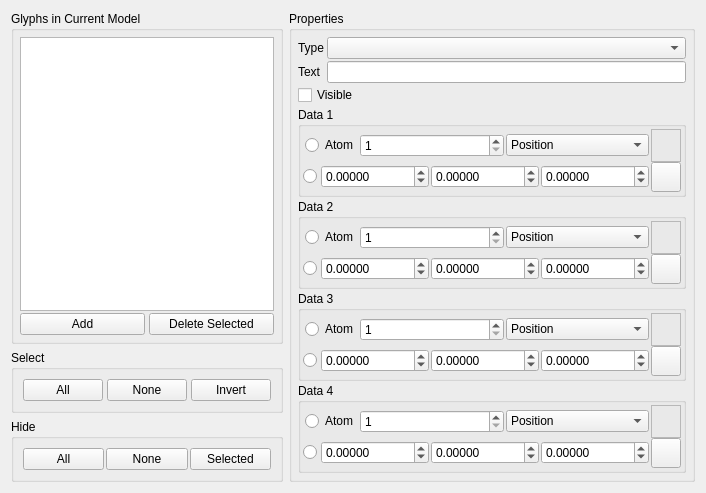
Qt form src/gui/glyphs.ui (trisyoungs/aten) before a commit.
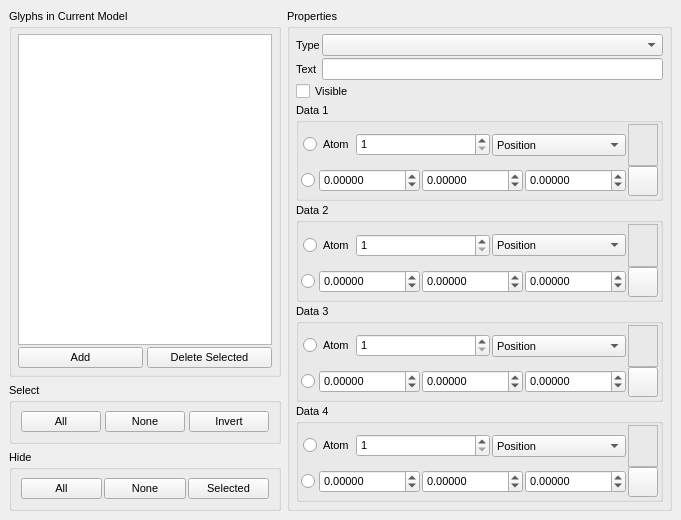
The same form after that commit. Icons and pictures are not drawn. Custom widgets are drawn as their Qt base class.

Diff of the .ui file:
```diff
--- a/src/gui/glyphs.ui
+++ b/src/gui/glyphs.ui
@@ -1,24 +1,32 @@
-<ui version="4.0" >
- <class>GlyphsDialog</class>
- <widget class="QDialog" name="GlyphsDialog" >
-  <property name="geometry" >
+<ui version="4.0">
+ <class>GlyphsWidget</class>
+ <widget class="QDockWidget" name="GlyphsWidget">
+  <property name="geometry">
    <rect>
     <x>0</x>
     <y>0</y>
-    <width>574</width>
-    <height>493</height>
+    <width>571</width>
+    <height>520</height>
    </rect>
   </property>
-  <property name="windowTitle" >
+  <property name="font">
+   <font>
+    <pointsize>8</pointsize>
+   </font>
+  </property>
+  <property name="floating">
+   <bool>true</bool>
+  </property>
+  <property name="allowedAreas">
+   <set>Qt::LeftDockWidgetArea|Qt::RightDockWidgetArea</set>
+  </property>
+  <property name="windowTitle">
    <string>Glyphs</string>
   </property>
-  <property name="windowIcon" >
-   <iconset resource="icons.qrc" >
-    <normaloff>:/stackicons/icons/stack_glyphs.svg</normaloff>:/stackicons/icons/stack_glyphs.svg</iconset>
-  </property>
-  <layout class="QHBoxLayout" name="horizontalLayout_22" >
+  <widget class="QWidget" name="dockWidgetContents">
+   <layout class="QHBoxLayout" name="horizontalLayout_2">
    <item>
-    <layout class="QVBoxLayout" name="verticalLayout_3" >
+     <layout class="QVBoxLayout" name="verticalLayout_3">
      <item>
       <widget class="QGroupBox" name="GlyphBox" >
        <property name="title" >
@@ -45,16 +53,16 @@
          </widget>
         </item>
         <item>
-         <layout class="QHBoxLayout" >
-          <property name="spacing" >
+          <layout class="QHBoxLayout" name="_2">
+           <property name="spacing">
            <number>4</number>
           </property>
-          <property name="margin" >
+           <property name="margin">
            <number>0</number>
           </property>
           <item>
-           <widget class="QPushButton" name="GlyphAddButton" >
-            <property name="text" >
+            <widget class="QPushButton" name="GlyphAddButton">
+             <property name="text">
              <string>Add</string>
             </property>
             <property name="autoDefault" >
@@ -63,8 +71,8 @@
            </widget>
           </item>
           <item>
-           <widget class="QPushButton" name="GlyphDeleteSelectedButton" >
-            <property name="text" >
+            <widget class="QPushButton" name="GlyphDeleteSelectedButton">
+             <property name="text">
              <string>Delete Selected</string>
             </property>
             <property name="autoDefault" >
@@ -82,14 +90,14 @@
        <property name="title" >
         <string>Select</string>
        </property>
-       <layout class="QHBoxLayout" >
-        <property name="spacing" >
+        <layout class="QHBoxLayout" name="_3">
+         <property name="spacing">
          <number>4</number>
         </property>
         <item>
-         <widget class="QPushButton" name="GlyphSelectAllButton" >
-          <property name="sizePolicy" >
-           <sizepolicy vsizetype="Fixed" hsizetype="Expanding" >
+          <widget class="QPushButton" name="GlyphSelectAllButton">
+           <property name="sizePolicy">
+            <sizepolicy hsizetype="Expanding" vsizetype="Fixed">
             <horstretch>0</horstretch>
             <verstretch>0</verstretch>
            </sizepolicy>
@@ -103,9 +111,9 @@
          </widget>
         </item>
         <item>
-         <widget class="QPushButton" name="GlyphSelectNoneButton" >
-          <property name="sizePolicy" >
-           <sizepolicy vsizetype="Fixed" hsizetype="Expanding" >
+          <widget class="QPushButton" name="GlyphSelectNoneButton">
+           <property name="sizePolicy">
+            <sizepolicy hsizetype="Expanding" vsizetype="Fixed">
             <horstretch>0</horstretch>
             <verstretch>0</verstretch>
            </sizepolicy>
@@ -119,9 +127,9 @@
          </widget>
         </item>
         <item>
-         <widget class="QPushButton" name="GlyphInvertSelectionButton" >
-          <property name="sizePolicy" >
-           <sizepolicy vsizetype="Fixed" hsizetype="Expanding" >
+          <widget class="QPushButton" name="GlyphInvertSelectionButton">
+           <property name="sizePolicy">
+            <sizepolicy hsizetype="Expanding" vsizetype="Fixed">
             <horstretch>0</horstretch>
             <verstretch>0</verstretch>
            </sizepolicy>
@@ -142,14 +150,14 @@
        <property name="title" >
         <string>Hide</string>
        </property>
-       <layout class="QHBoxLayout" >
-        <property name="spacing" >
+        <layout class="QHBoxLayout" name="_4">
+         <property name="spacing">
          <number>2</number>
         </property>
         <item>
-         <widget class="QPushButton" name="GlyphHideAllButton" >
-          <property name="sizePolicy" >
-           <sizepolicy vsizetype="Fixed" hsizetype="Expanding" >
+          <widget class="QPushButton" name="GlyphHideAllButton">
+           <property name="sizePolicy">
+            <sizepolicy hsizetype="Expanding" vsizetype="Fixed">
             <horstretch>0</horstretch>
             <verstretch>0</verstretch>
            </sizepolicy>
@@ -163,9 +171,9 @@
          </widget>
         </item>
         <item>
-         <widget class="QPushButton" name="GlyphHideNoneButton" >
-          <property name="sizePolicy" >
-           <sizepolicy vsizetype="Fixed" hsizetype="Expanding" >
+          <widget class="QPushButton" name="GlyphHideNoneButton">
+           <property name="sizePolicy">
+            <sizepolicy hsizetype="Expanding" vsizetype="Fixed">
             <horstretch>0</horstretch>
             <verstretch>0</verstretch>
            </sizepolicy>
@@ -179,9 +187,9 @@
          </widget>
         </item>
         <item>
-         <widget class="QPushButton" name="GlyphHideSelectedButton" >
-          <property name="sizePolicy" >
-           <sizepolicy vsizetype="Fixed" hsizetype="Expanding" >
+          <widget class="QPushButton" name="GlyphHideSelectedButton">
+           <property name="sizePolicy">
+            <sizepolicy hsizetype="Expanding" vsizetype="Fixed">
             <horstretch>0</horstretch>
             <verstretch>0</verstretch>
            </sizepolicy>
@@ -200,9 +208,9 @@
     </layout>
    </item>
    <item>
-    <widget class="QGroupBox" name="PropertiesBox" >
-     <property name="sizePolicy" >
-      <sizepolicy vsizetype="Expanding" hsizetype="Expanding" >
+     <widget class="QGroupBox" name="PropertiesBox">
+      <property name="sizePolicy">
+       <sizepolicy hsizetype="Expanding" vsizetype="Expanding">
        <horstretch>0</horstretch>
        <verstretch>0</verstretch>
       </sizepolicy>
@@ -327,7 +335,13 @@
               <iconset resource="icons.qrc" >
                <normaloff>:/basic/icons/basic_colour.svg</normaloff>:/basic/icons/basic_colour.svg</iconset>
              </property>
-             <property name="autoDefault" >
+              <property name="iconSize">
+               <size>
+                <width>16</width>
+                <height>16</height>
+               </size>
+              </property>
+              <property name="autoDefault">
               <bool>false</bool>
              </property>
             </widget>
@@ -665,7 +679,13 @@
               <iconset resource="icons.qrc" >
                <normaloff>:/basic/icons/basic_colour.svg</normaloff>:/basic/icons/basic_colour.svg</iconset>
              </property>
-             <property name="autoDefault" >
+              <property name="iconSize">
+               <size>
+                <width>16</width>
+                <height>16</height>
+               </size>
+              </property>
+              <property name="autoDefault">
               <bool>false</bool>
              </property>
             </widget>
@@ -1003,7 +1023,13 @@
               <iconset resource="icons.qrc" >
                <normaloff>:/basic/icons/basic_colour.svg</normaloff>:/basic/icons/basic_colour.svg</iconset>
              </property>
-             <property name="autoDefault" >
+              <property name="iconSize">
+               <size>
+                <width>16</width>
+                <height>16</height>
+               </size>
+              </property>
+              <property name="autoDefault">
               <bool>false</bool>
              </property>
             </widget>
@@ -1079,7 +1105,13 @@
               <iconset resource="icons.qrc" >
                <normaloff>:/basic/icons/basic_colour.svg</normaloff>:/basic/icons/basic_colour.svg</iconset>
              </property>
-             <property name="autoDefault" >
+              <property name="iconSize">
+               <size>
+                <width>16</width>
+                <height>16</height>
+               </size>
+              </property>
+              <property name="autoDefault">
               <bool>false</bool>
              </property>
             </widget>
@@ -1289,6 +1321,7 @@
     </widget>
    </item>
   </layout>
+  </widget>
  </widget>
  <customwidgets>
   <customwidget>
```
Left out of the diff: 746 changed lines with no effect on the pictures. Lines whose indentation alone changed are shown as unchanged.
